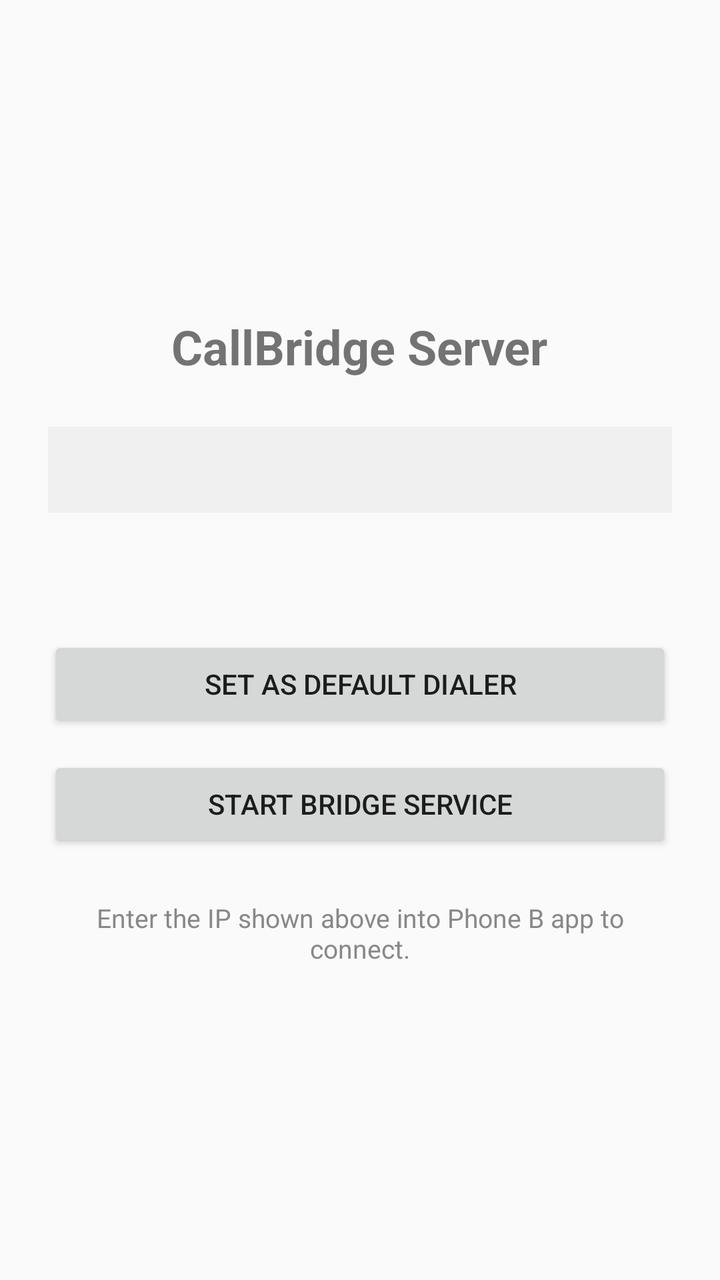
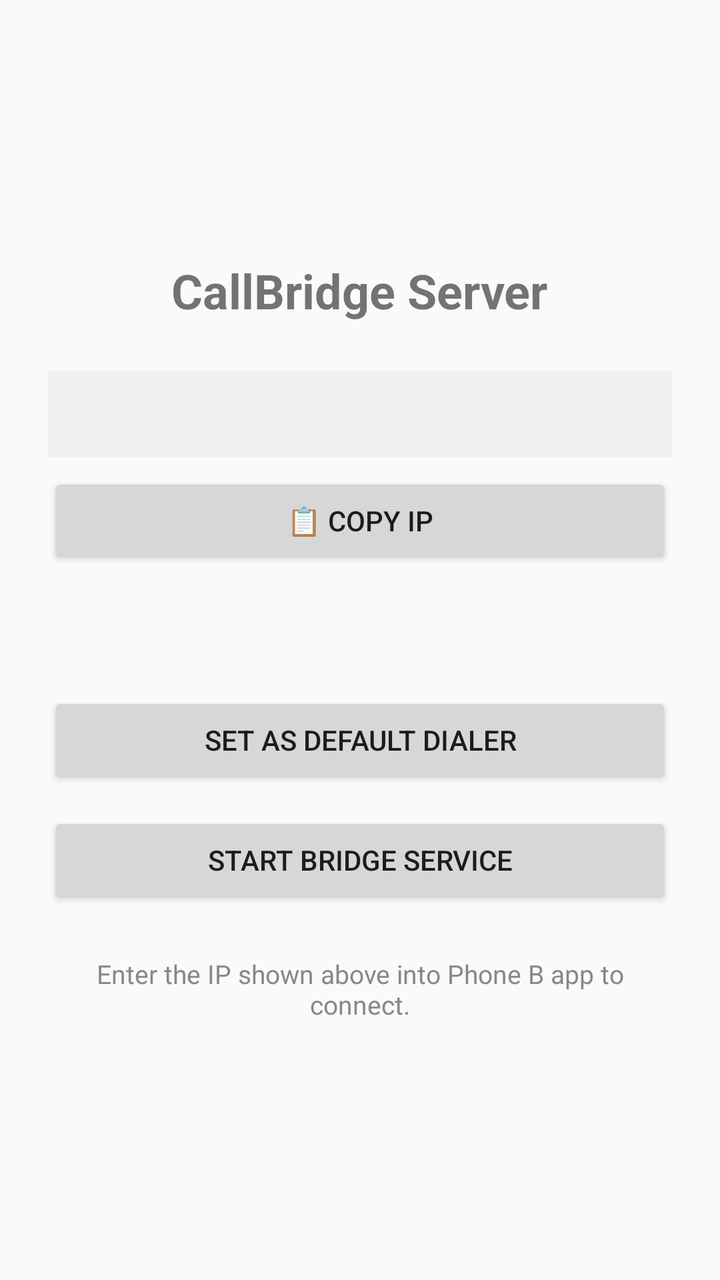

An Android layout rendered at two revisions. The XML below is the earlier revision; the diff shows what the commit changed to produce the second picture.
<!-- AndroidManifest.xml: application theme AppTheme -->
<!-- res/layout/activity_main.xml -->
<?xml version="1.0" encoding="utf-8"?>
<LinearLayout xmlns:android="http://schemas.android.com/apk/res/android"
    android:layout_width="match_parent"
    android:layout_height="match_parent"
    android:orientation="vertical"
    android:padding="24dp"
    android:gravity="center">

    <TextView
        android:text="CallBridge Server"
        android:layout_width="wrap_content"
        android:layout_height="wrap_content"
        android:textSize="24sp"
        android:textStyle="bold"
        android:layout_marginBottom="24dp" />

    <TextView
        android:id="@+id/tvIp"
        android:layout_width="match_parent"
        android:layout_height="wrap_content"
        android:textSize="14sp"
        android:padding="12dp"
        android:background="#F0F0F0"
        android:fontFamily="monospace"
        android:layout_marginBottom="16dp" />

    <TextView
        android:id="@+id/tvStatus"
        android:layout_width="match_parent"
        android:layout_height="wrap_content"
        android:textSize="16sp"
        android:layout_marginBottom="24dp"
        android:gravity="center" />

    <Button
        android:id="@+id/btnSetDialer"
        android:layout_width="match_parent"
        android:layout_height="wrap_content"
        android:text="Set as Default Dialer"
        android:layout_marginBottom="12dp" />

    <Button
        android:id="@+id/btnStartService"
        android:layout_width="match_parent"
        android:layout_height="wrap_content"
        android:text="Start Bridge Service" />

    <TextView
        android:layout_width="match_parent"
        android:layout_height="wrap_content"
        android:text="Enter the IP shown above into Phone B app to connect."
        android:textSize="13sp"
        android:layout_marginTop="24dp"
        android:gravity="center"
        android:textColor="#888888" />

</LinearLayout>
<!-- resources referenced by this layout -->
<resources>
  <style name="AppTheme" parent="Theme.AppCompat.Light.DarkActionBar">
          <item name="colorPrimary">#1976D2</item>
          <item name="colorPrimaryDark">#1565C0</item>
          <item name="colorAccent">#FF5722</item>
      </style>
</resources>

<!-- the commit's change to res/layout/activity_main.xml (unified diff, before → after) -->
@@ -22,6 +22,13 @@
         android:padding="12dp"
         android:background="#F0F0F0"
         android:fontFamily="monospace"
+        android:layout_marginBottom="8dp" />
+
+    <Button
+        android:id="@+id/btnCopyIp"
+        android:layout_width="match_parent"
+        android:layout_height="wrap_content"
+        android:text="📋 Copy IP"
         android:layout_marginBottom="16dp" />
 
     <TextView
